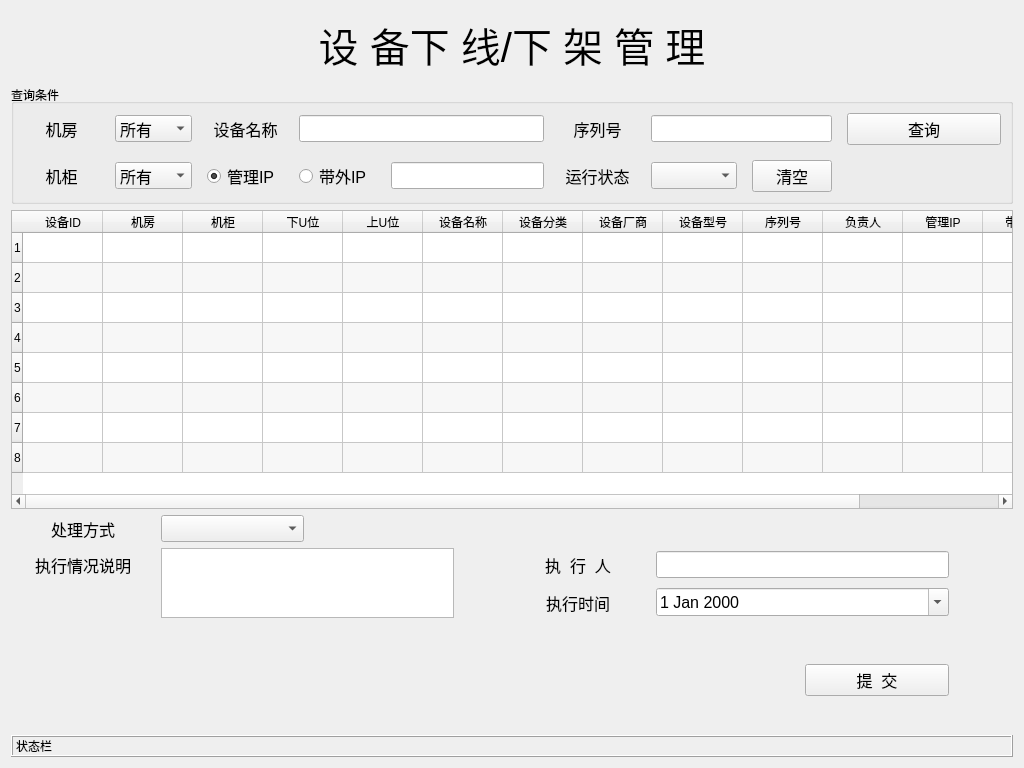
The window that ui/down_shelf.ui (tainyuhong/pyside_machine_system) describes before a commit, drawn with Qt 5.
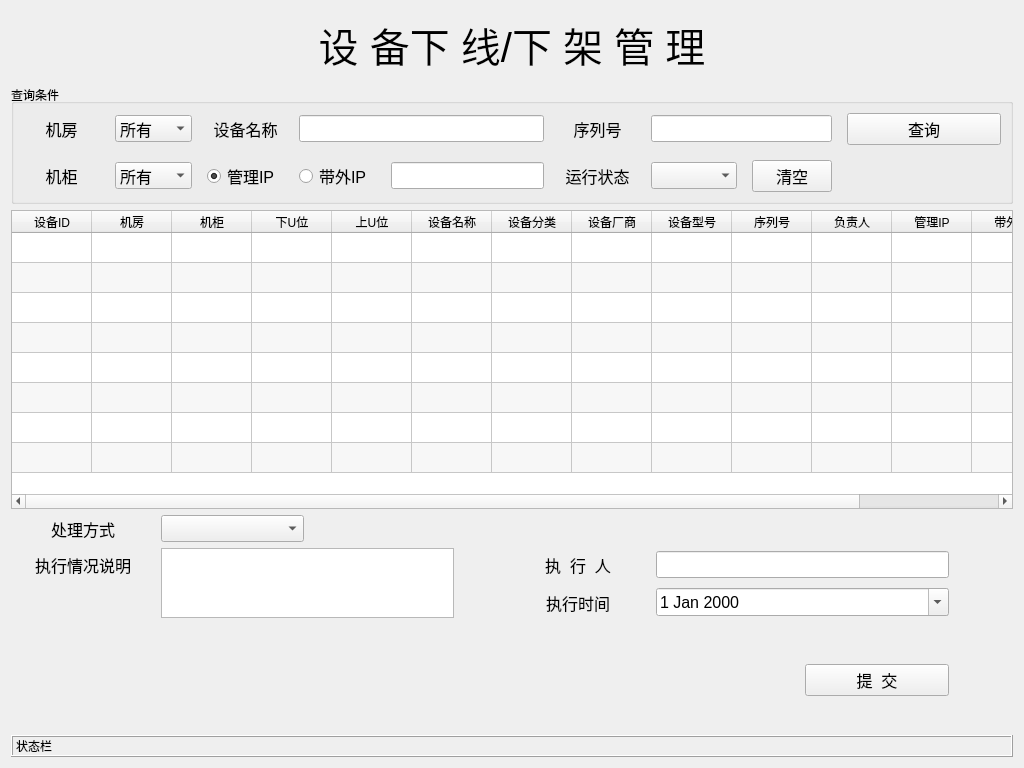
The same window after the commit.

```diff
--- a/ui/down_shelf.ui
+++ b/ui/down_shelf.ui
@@ -464,6 +464,9 @@
        <attribute name="horizontalHeaderDefaultSectionSize">
         <number>80</number>
        </attribute>
+       <attribute name="verticalHeaderVisible">
+        <bool>false</bool>
+       </attribute>
        <row/>
        <row/>
        <row/>
```
